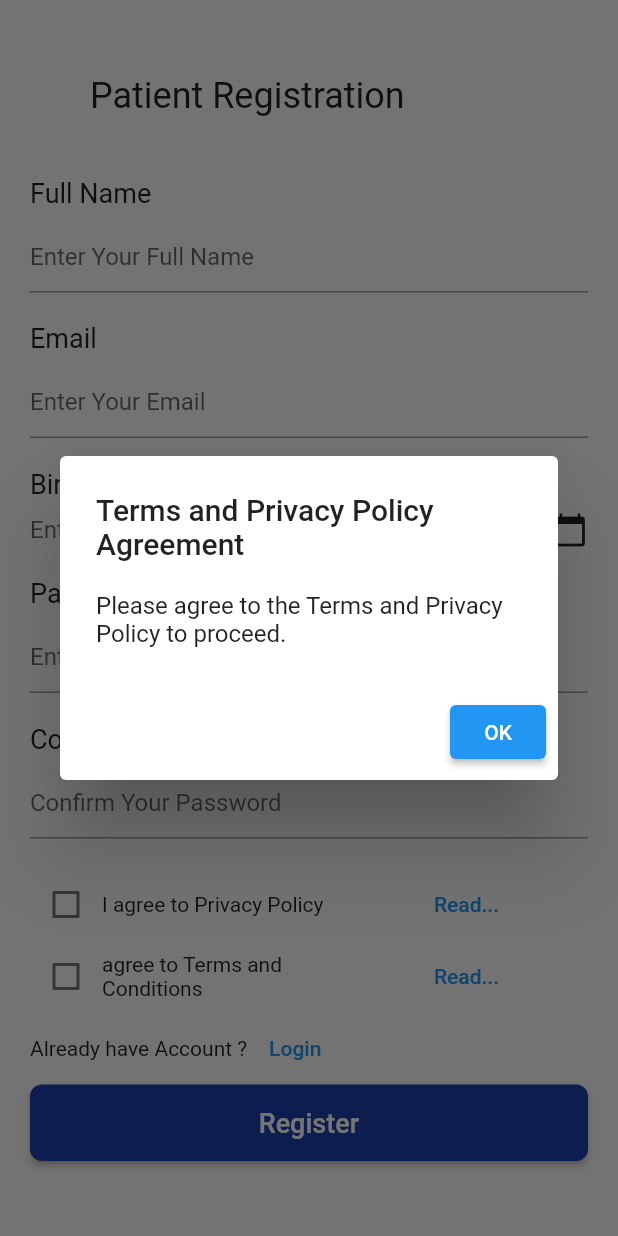
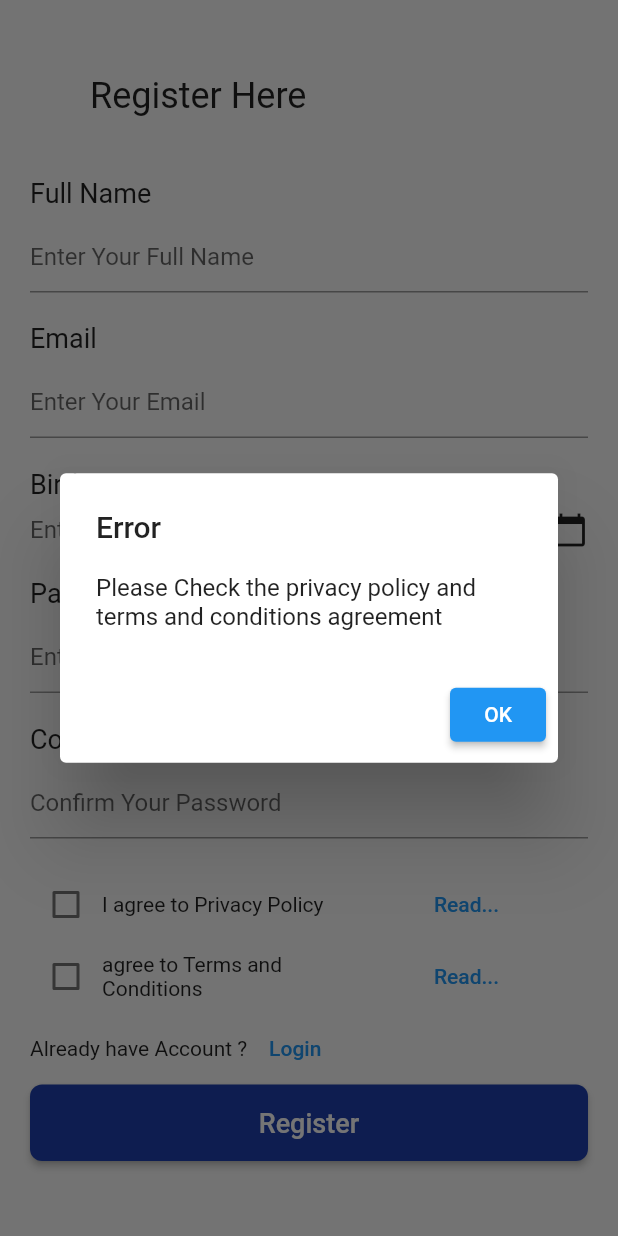
Before and after one commit to fufex3934/doctor-appointment, a Flutter app: the PatientRegistration screen opened directly, after a tap on "Register", on a phone screen of 412 x 824 dp. Run offline on Flutter 3.47's test engine with Material 2 defaults, Android fonts, the phone set to English and light mode, and no system bars; our stand-ins replace geolocator, google_maps_flutter, table_calendar.

Commit message:
finishing patient registration with backen

```diff
--- a/lib/view/4Patient/patient_Registration.dart
+++ b/lib/view/4Patient/patient_Registration.dart
@@ -1,6 +1,7 @@
 import 'package:doctor/view/login_page.dart';
 import 'package:flutter/material.dart';
 import 'package:http/http.dart' as http;
+import 'dart:convert';
 
 class PatientRegistration extends StatefulWidget {
   static const routeName = 'patient-register';
@@ -194,43 +195,59 @@ If you have any questions or concerns about this Privacy Policy, please contact
 
   //register function
 
-
   Future<void> _registerPatient() async {
-  if (!_agreedToPrivacyPolicy || !term_conditionAgreement) {
-    _showRequiredInformationDialog(
-      'Terms and Privacy Policy Agreement',
-      'Please agree to the Terms and Privacy Policy to proceed.',
-    );
-    return;
-  }
-
+    if (term_conditionAgreement && privacyPolicyAgreed) {
       if (_formKey.currentState!.validate()) {
         _formKey.currentState!.save();
 
-    final url =
-        'http://192.168.0.150:3000/api/users/register/patients'; // Replace with your backend URL
-    final response = await http.post(Uri.parse(url), body: {
-      'fullName': _fullName, // Use the class-level variable here
-      'email': _email, // Use the class-level variable here
-      'password': _password, // Use the class-level variable here
-      'birthDate': _selectedDate?.toIso8601String() ?? '', // Convert DateTime to ISO 8601 string format
-    });
+        final url = 'http://192.168.0.150:3000/users/register/patients';
+        final response = await http.post(
+          Uri.parse(url),
+          headers: {"Content-Type": "application/json"},
+          body: jsonEncode({
+            'fullName': _fullName,
+            'email': _email,
+            'password': _password,
+            'birthDate': _selectedDate?.toIso8601String() ?? '',
+          }),
+        );
 
         if (response.statusCode == 201) {
-      // Registration successful, handle navigation or show a success message
-      // For example, navigate to the login page
           print(_fullName);
           Navigator.push(
               context, MaterialPageRoute(builder: (context) => LoginPage()));
         } else {
-      // Registration failed, handle error
-      // You can show an error message to the user
-      print('Registration failed: ${response.body}');
+          print('Response Status Code: ${response.statusCode}');
+          print('Response Body: ${response.body}');
         }
+      }
+    } else {
+      showDialog(
+          context: context,
+          builder: (BuildContext context) {
+            return AlertDialog(
+              title: Text('Error'),
+              content: Text(
+                  "Please Check the privacy policy and terms and conditions agreement"),
+              actions: <Widget>[
+                ElevatedButton(
+                  onPressed: () {
+                    Navigator.of(context).pop();
+                  },
+                  child: Text('OK'),
+                ),
+              ],
+            );
+          });
     }
   }
 
-
+  //email validation
+  bool isValidEmail(String email) {
+    final pattern = r'^[\w-\.]+@([\w-]+\.)+[\w-]{2,4}$';
+    final regex = RegExp(pattern);
+    return regex.hasMatch(email);
+  }
 
   @override
   Widget build(BuildContext context) {
@@ -246,7 +263,7 @@ If you have any questions or concerns about this Privacy Policy, please contact
                 const Padding(
                   padding: EdgeInsets.only(left: 40.0, bottom: 20.0),
                   child: Text(
-                    "Patient Registration",
+                    "Register Here",
                     style: TextStyle(fontSize: 24, fontWeight: FontWeight.w400),
                   ),
                 ),
@@ -265,8 +282,9 @@ If you have any questions or concerns about this Privacy Policy, please contact
                   ),
                   validator: (value) {
                     if (value == null || value.isEmpty) {
-                      return 'Please enter your full name';
+                      return 'Please enter your email';
                     }
+                    // Add email format validation here if needed
                     return null;
                   },
                   onSaved: (value) {
@@ -283,7 +301,6 @@ If you have any questions or concerns about this Privacy Policy, please contact
                 ),
                 const SizedBox(height: 8),
                 TextFormField(
-
                   keyboardType: TextInputType.emailAddress,
                   decoration: const InputDecoration(
                     hintText: "Enter Your Email",
@@ -291,8 +308,9 @@ If you have any questions or concerns about this Privacy Policy, please contact
                   validator: (value) {
                     if (value == null || value.isEmpty) {
                       return 'Please enter your email';
+                    }else if (!isValidEmail(value.toString())) {
+                      return 'Invalid Email';
                     }
-                    // Add email format validation here if needed
                     return null;
                   },
                   onSaved: (value) {
@@ -346,7 +364,25 @@ If you have any questions or concerns about this Privacy Policy, please contact
                     if (value == null || value.isEmpty) {
                       return 'Please enter your password';
                     }
-                    // Add password complexity validation here if needed
+
+                    if (value.length < 8) {
+                      return 'Password must be at least 8 characters';
+                    }
+
+                    if (!value.contains(RegExp(r'[A-Z]'))) {
+                      return 'Password must contain at least one uppercase letter';
+                    }
+
+                    if (!value.contains(RegExp(r'[a-z]'))) {
+                      return 'Password must contain at least one lowercase letter';
+                    }
+
+                    if (!value.contains(RegExp(r'[0-9]'))) {
+                      return 'Password must contain at least one digit';
+                    }
+
+                    // Add more checks for special characters if desired
+
                     return null;
                   },
                   onSaved: (value) {
@@ -372,7 +408,7 @@ If you have any questions or concerns about this Privacy Policy, please contact
                       return 'Please confirm your password';
                     }
                     // Add password matching validation here
-                    if (value != _password) {
+                    if (_confirmPassword != _password) {
                       return 'Passwords do not match';
                     }
                     return null;
@@ -394,8 +430,7 @@ If you have any questions or concerns about this Privacy Policy, please contact
                     ),
                     Expanded(
                       child: Text("I agree to Privacy Policy"),
-                    ) //TODO : make it to navigate to privacy policy page when text is clicked
-                    ,
+                    ),
                     Expanded(
                       child: TextButton(
                           onPressed: () {
--- a/pubspec.yaml
+++ b/pubspec.yaml
@@ -36,6 +36,7 @@ dependencies:
   google_maps_flutter: ^2.3.1
   flutter_rating_bar: ^4.0.1
   http: ^1.1.0
+  web_socket_channel: ^2.4.0
 
 flutter_native_splash:
   background_image: "./lib/assets/images/splash3.png"
```
Also changed, not shown: pubspec.lock, 5 other files. Lines whose indentation alone changed are shown as unchanged.
